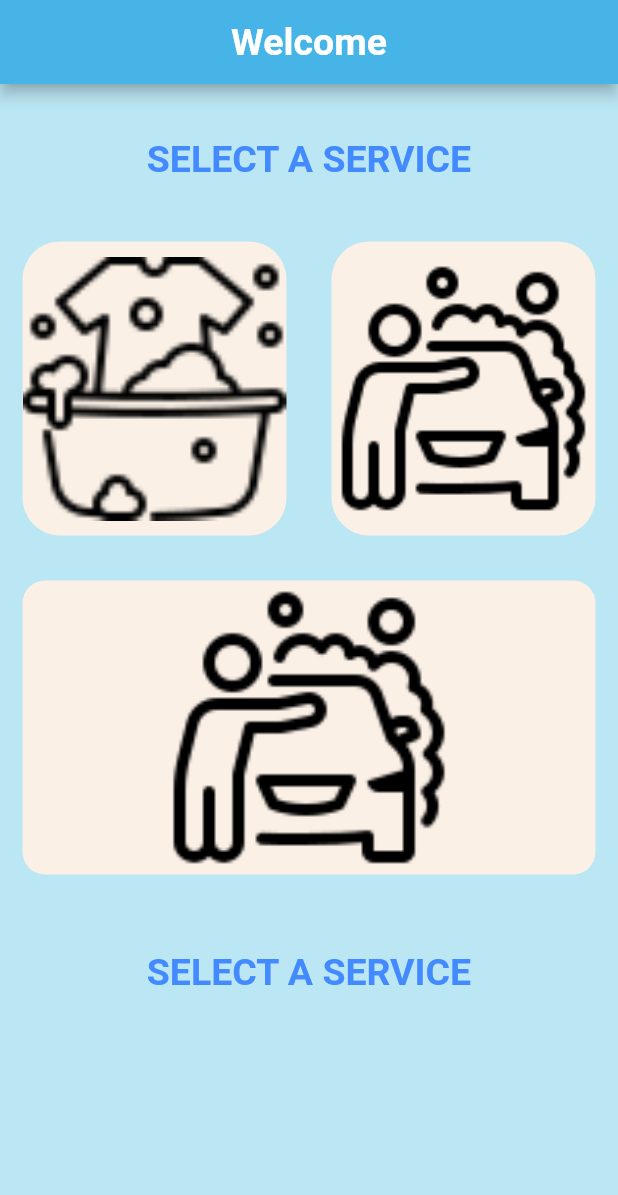
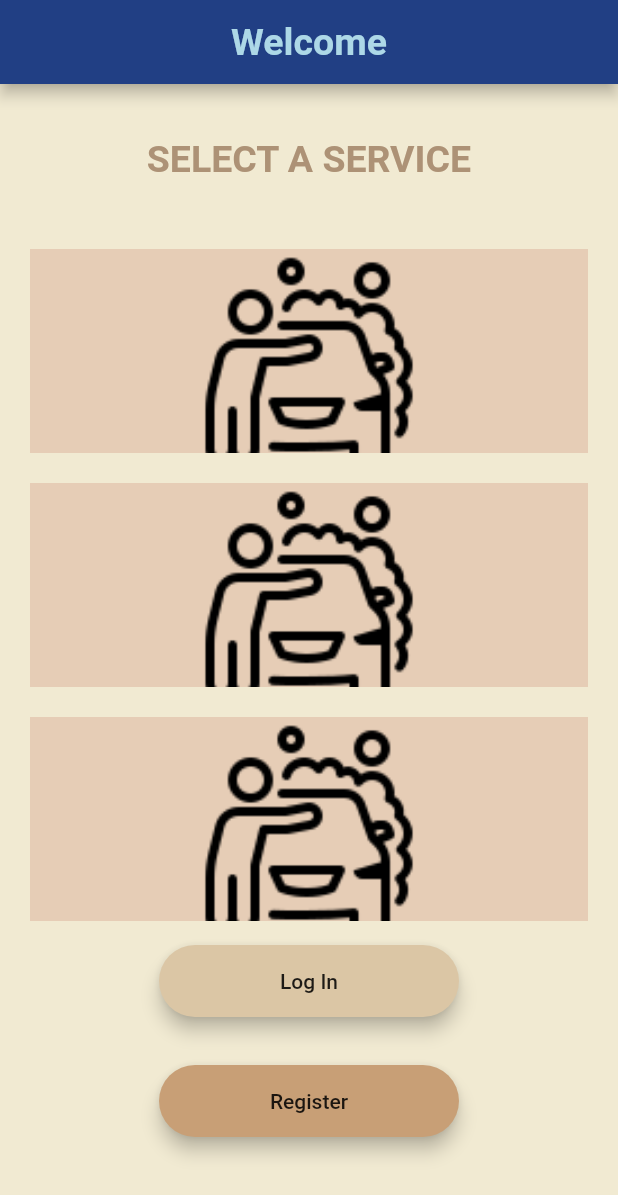
Before and after one commit to Hassangrey/CarWash, a Flutter app: the screen it shows after launch, on a phone screen of 412 x 824 dp. Shown: the top 1195 px of the screen. Run offline on Flutter 3.47's test engine with Material 2 defaults, Android fonts, the phone set to English and light mode, and no system bars.

Commit message:
main page

```diff
--- a/safacw/lib/Constants/Constants.dart
+++ b/safacw/lib/Constants/Constants.dart
@@ -6,7 +6,7 @@ const double kDefaultPadding = 20;
 const kTitleStyle = TextStyle(
       fontSize: 25,
       fontWeight: FontWeight.bold,
-      color: Colors.blueAccent,
+      color: Color(0xFFAD9276),
 );
 
 const kServiceTitleStyle = TextStyle(
--- a/safacw/lib/Constants/appBarCustomized.dart
+++ b/safacw/lib/Constants/appBarCustomized.dart
@@ -6,9 +6,10 @@ kappBarStyle(String title) {
       style: TextStyle(
         fontSize: 25,
         fontWeight: FontWeight.bold,
+        color: Color(0xFFADD8E7),
       ),
     ),
-    backgroundColor: Color(0xFF46B4E7),
+    backgroundColor: Color(0xFF213F84),
     centerTitle: true,
   );
 }
--- a/safacw/lib/SliderMenu.dart
+++ b/safacw/lib/SliderMenu.dart
@@ -1,5 +1,5 @@
 import 'package:flutter/material.dart';
-import 'package:safacw/WelcomePage.dart';
+import 'package:safacw/Welcome%20Page/WelcomePage.dart';
 import 'Constants/appBarCustomized.dart';
 import 'package:safacw/SettingsPage.dart';
 class SlideMenu extends StatelessWidget {
--- /dev/null
+++ b/safacw/lib/Welcome Page/SelectServiceText.dart
@@ -0,0 +1,27 @@
+import 'package:flutter/material.dart';
+
+import '../Constants/Constants.dart';
+
+class SelectServiceText extends StatelessWidget {
+  const SelectServiceText({Key? key}) : super(key: key);
+
+  @override
+  Widget build(BuildContext context) {
+    return Container(
+      margin: EdgeInsets.only(top: 10),
+      padding: EdgeInsets.symmetric(horizontal: 24.0),
+      width: double.infinity,
+      height: 80,
+      child: Row(
+        mainAxisAlignment: MainAxisAlignment.center,
+        children: [
+          Center(
+              child: Text(
+                'SELECT A SERVICE',
+                style: kTitleStyle,
+              )),
+        ],
+      ),
+    );
+  }
+}
--- /dev/null
+++ b/safacw/lib/Welcome Page/ServicesCard.dart
@@ -0,0 +1,36 @@
+import 'package:flutter/material.dart';
+
+class ServiceCard extends StatelessWidget {
+  const ServiceCard({Key? key, required this.imgPath, required this.onPress}) : super(key: key);
+  final String imgPath;
+  final Function() onPress;
+
+
+  @override
+  Widget build(BuildContext context) {
+    return Expanded(
+      child: ListView.builder(
+          itemCount: 1,
+          itemBuilder: (BuildContext ctx, int index) {
+            return GestureDetector(
+              onTap: onPress,
+              child: Container(
+                color: Color(0xFFE6CDB6),
+                height: 150,
+                margin: EdgeInsets.all(20),
+                child: Positioned.fill(
+                  child: Image.asset('images/CarWash.png',
+                    fit: BoxFit.contain,
+
+                  ),
+                ),
+
+              ),
+            );
+          }
+
+      ),
+
+    );
+  }
+}
--- /dev/null
+++ b/safacw/lib/Welcome Page/WelcomePage.dart
@@ -0,0 +1,95 @@
+import 'dart:developer';
+
+import 'package:flutter/material.dart';
+import 'package:safacw/Welcome%20Page/SelectServiceText.dart';
+import 'package:safacw/Welcome%20Page/ServicesCard.dart';
+import 'package:safacw/morePage.dart';
+import 'package:safacw/carWashMain.dart';
+import '../SliderMenu.dart';
+import '../Constants/appBarCustomized.dart';
+import 'package:safacw/Constants/Constants.dart';
+import '../SettingsPage.dart';
+import '../serviceCard.dart';
+
+class WelcomePage extends StatelessWidget {
+  static const String id = 'welcomePage';
+
+  @override
+  Widget build(BuildContext context) {
+    Size screenSize = MediaQuery
+        .of(context)
+        .size;
+
+    return Scaffold(
+      backgroundColor: Color(0xFFF1EAD2),
+      appBar: kappBarStyle('Welcome'),
+      body: Column(
+          children: [
+          SelectServiceText(),
+            ServiceCard(imgPath: 'images/CarWash.png',
+              onPress: (){
+
+              Navigator.pushNamed(context, carWashMain.id);
+              },
+
+            ),
+            ServiceCard(imgPath: 'images/CarWash.png',
+              onPress: (){
+
+                Navigator.pushNamed(context, carWashMain.id);
+              },
+
+            ),
+            ServiceCard(imgPath: 'images/CarWash.png',
+              onPress: (){
+
+                Navigator.pushNamed(context, carWashMain.id);
+              },
+
+            ),
+
+            Padding(
+              padding: EdgeInsets.symmetric(vertical: 16.0),
+              child: Material(
+                elevation: 5.0,
+                color: Color(0xFFDBC6A5),
+                borderRadius: BorderRadius.circular(30.0),
+                child: MaterialButton(
+                  onPressed: () {
+                    //Go to login screen.
+                  },
+                  minWidth: 200.0,
+                  height: 42.0,
+                  child: Text(
+                    'Log In',
+                  ),
+                ),
+              ),
+            ),
+            Padding(
+              padding: EdgeInsets.symmetric(vertical: 16.0),
+              child: Material(
+                color: Color(0xFFC89F76),
+                borderRadius: BorderRadius.circular(30.0),
+                elevation: 5.0,
+                child: MaterialButton(
+                  onPressed: () {
+                    //Go to registration screen.
+                  },
+                  minWidth: 200.0,
+                  height: 42.0,
+                  child: Text(
+                    'Register',
+                  ),
+                ),
+              ),
+            ),
+            SizedBox(
+              height: 50,
+            )
+
+      ],
+      ),
+    );
+  }
+}
--- a/safacw/lib/WelcomePage.dart
+++ /dev/null
@@ -1,117 +0,0 @@
-import 'package:flutter/material.dart';
-import 'package:safacw/morePage.dart';
-import 'package:safacw/carWashMain.dart';
-import 'SliderMenu.dart';
-import 'Constants/appBarCustomized.dart';
-import 'package:safacw/Constants/Constants.dart';
-import 'SettingsPage.dart';
-import 'serviceCard.dart';
-
-class WelcomePage extends StatelessWidget {
-  static const String id = 'welcomePage';
-
-  @override
-  Widget build(BuildContext context) {
-    return Scaffold(
-      backgroundColor: Color(0xFFbbe6f4),
-      appBar: kappBarStyle('Welcome'),
-      body: Column(
-        children: [
-          Container(
-            margin: EdgeInsets.only(top: 10),
-            padding: EdgeInsets.symmetric(horizontal: 24.0),
-            width: double.infinity,
-            height: 80,
-            child: Row(
-              mainAxisAlignment: MainAxisAlignment.center,
-              children: [
-                Center(child: Text('SELECT A SERVICE', style: kTitleStyle,)),
-
-              ],
-            ),
-          ),
-          Expanded( // First two cards
-            child: Row(
-            children: [
-              Expanded( // Left Card
-                child: GestureDetector(
-                onTap: (){
-                  // go to laundry
-                },
-                child: Container(
-                  margin: EdgeInsets.all(15),
-                  decoration: BoxDecoration(
-                    color: Color(0xFFFAF0E6),
-                    borderRadius: BorderRadius.circular(25),
-                    image: DecorationImage(
-                      image: AssetImage('images/laundry.png'),
-                      fit: BoxFit.contain,
-                    ),
-                  ),
-                ),
-              ),
-              ),
-              Expanded( // Right Card
-                child: GestureDetector(
-                onTap: (){
-
-                  Navigator.pushNamed(context, carWashMain.id);
-                },
-                child: Container(
-                  margin: EdgeInsets.all(15),
-                  decoration: BoxDecoration(
-                    image: DecorationImage(
-                      image: AssetImage('images/CarWash.png'),
-                      fit: BoxFit.contain,
-                    ),
-                    color: Color(0xFFFAF0E6),
-                    borderRadius: BorderRadius.circular(25),
-
-                  ),
-
-                ),
-              ),),
-            ],
-
-          ),),
-          Expanded(
-            child:  GestureDetector(
-            onTap: (){
-              // Go to building cleaning
-
-            },
-            child: Container(
-                  margin: EdgeInsets.all(15),
-                  decoration: BoxDecoration(
-                    color: Color(0xFFFAF0E6),
-                    borderRadius: BorderRadius.circular(15),
-                    image: DecorationImage(
-                      image: AssetImage('images/CarWash.png'),
-                      fit: BoxFit.contain,
-                    ),
-                  ),
-                ),
-          ),),
-          Flexible(
-            flex: 1,
-            child: Container(
-              margin: EdgeInsets.only(top: 10),
-              padding: EdgeInsets.symmetric(horizontal: 24.0),
-              width: double.infinity,
-              height: 80,
-              child: Row(
-                mainAxisAlignment: MainAxisAlignment.center,
-                children: [
-                  Center(child: Text('SELECT A SERVICE', style: kTitleStyle,)),
-
-                ],
-              ),
-            ),
-          ),
-            ],
-          ),
-
-
-    );
-  }
-}
--- a/safacw/lib/main.dart
+++ b/safacw/lib/main.dart
@@ -4,7 +4,7 @@ import 'package:safacw/SettingsPage.dart';
 import 'package:safacw/SliderMenu.dart';
 import 'package:safacw/carWashMain.dart';
 import 'Models/Item.dart';
-import 'WelcomePage.dart';
+import 'Welcome Page/WelcomePage.dart';
 import 'SettingsPage.dart';
 import 'package:safacw/morePage.dart';
 
```
Also changed, not shown: safacw/images/carwashha.png (added).
